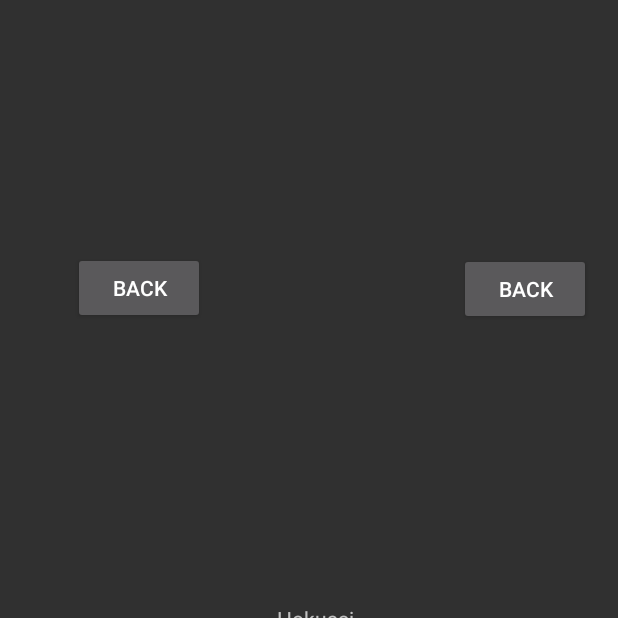
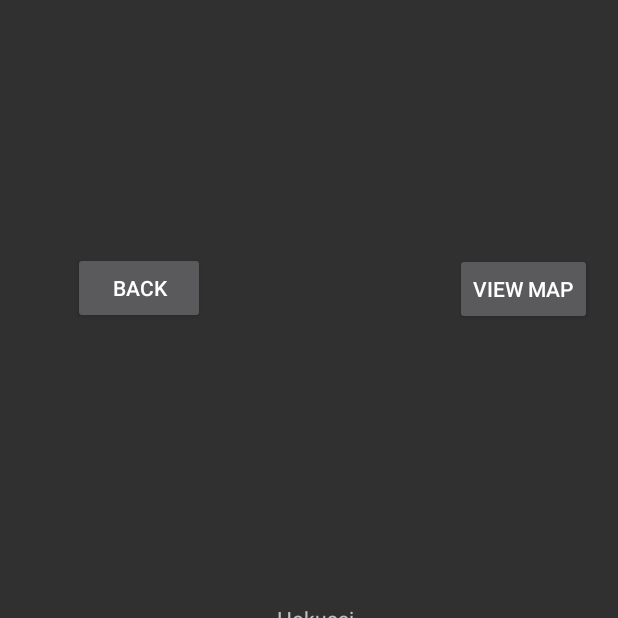
Before and after one commit to gaibriellecabrera/CabreraLintagTigerEats, an Android app: the Hokusai screen opened directly, with no data from a screen before it, on a phone screen of 412 x 824 dp, the top half of it. Run offline under Robolectric (Android 15) with nearby library versions, the phone set to English and light mode, and no system bars.

Commit message:
Week 13 and Week 14 backend side - Christoffer John Lintag

```diff
--- a/app/src/main/res/layout/activity_hokusai.xml
+++ b/app/src/main/res/layout/activity_hokusai.xml
@@ -28,7 +28,7 @@
         android:layout_marginStart="8dp"
         android:layout_marginTop="8dp"
         android:onClick="HokusaiMap"
-        android:text="BACK"
+        android:text="VIEW MAP"
         app:layout_constraintBottom_toBottomOf="parent"
         app:layout_constraintEnd_toEndOf="parent"
         app:layout_constraintHorizontal_bias="0.944"
--- a/app/src/main/res/layout/activity_lovelite.xml
+++ b/app/src/main/res/layout/activity_lovelite.xml
@@ -14,7 +14,7 @@
         android:layout_marginStart="8dp"
         android:layout_marginTop="8dp"
         android:onClick="LoveliteMap"
-        android:text="BACK"
+        android:text="VIEW MAP"
         app:layout_constraintBottom_toBottomOf="parent"
         app:layout_constraintEnd_toEndOf="parent"
         app:layout_constraintHorizontal_bias="0.944"
```
